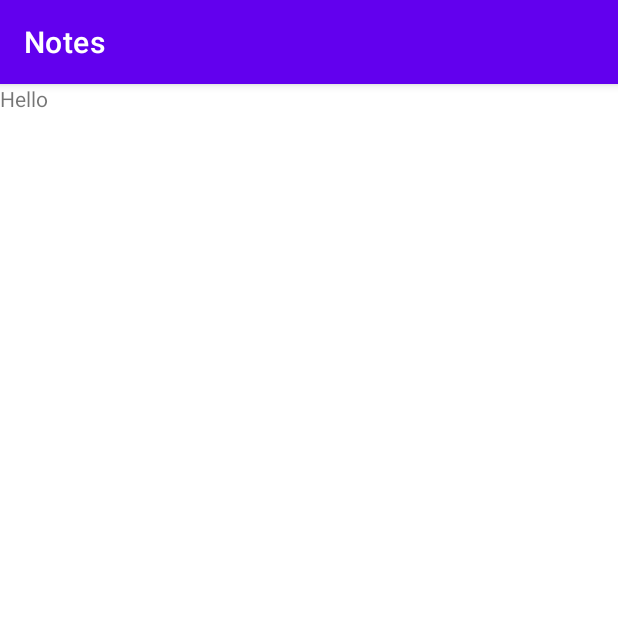
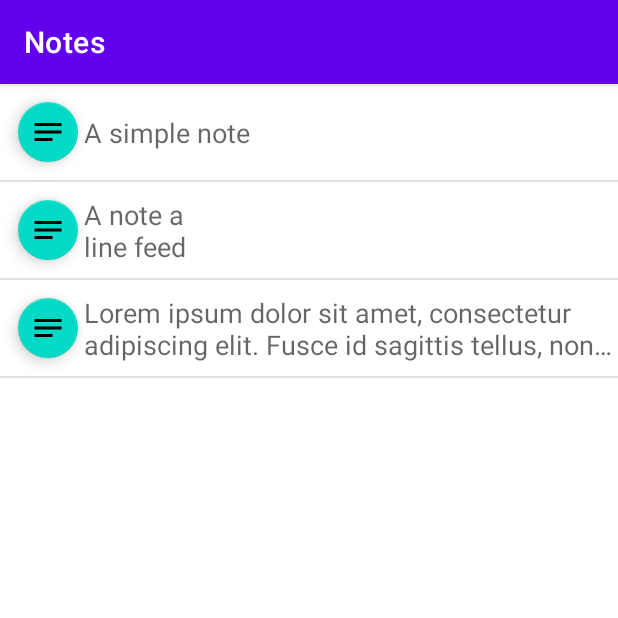
Before and after one commit to MobileApps-Cascadia/recyclerview-with-fragments, an Android app: the screen it shows after launch (MainActivity), on a phone screen of 412 x 824 dp, the top half of it. Run offline under Robolectric (Android 15) with nearby library versions, the phone set to English and light mode, and no system bars.

Commit message:
Implimented video instructions

```diff
--- /dev/null
+++ b/app/src/main/java/com/example/plainolnotes4/Constants.kt
@@ -0,0 +1,3 @@
+package com.example.plainolnotes4
+
+const val NEW_NOTE_ID = 0
--- a/app/src/main/java/com/example/plainolnotes4/MainFragment.kt
+++ b/app/src/main/java/com/example/plainolnotes4/MainFragment.kt
@@ -1,22 +1,44 @@
 package com.example.plainolnotes4
 
 import android.os.Bundle
+import android.util.Log
 import android.view.LayoutInflater
 import android.view.View
 import android.view.ViewGroup
 import androidx.fragment.app.Fragment
+import androidx.lifecycle.Observer
 import androidx.lifecycle.ViewModelProvider
+import androidx.recyclerview.widget.DividerItemDecoration
+import androidx.recyclerview.widget.LinearLayoutManager
+import com.example.plainolnotes4.databinding.MainFragmentBinding
 
 class MainFragment : Fragment() {
 
     private lateinit var viewModel: MainViewModel
-
+    private lateinit var  binding: MainFragmentBinding
+    private lateinit var adapter: NotesListAdapter
     override fun onCreateView(
         inflater: LayoutInflater, container: ViewGroup?,
         savedInstanceState: Bundle?
     ): View? {
+        binding = MainFragmentBinding.inflate(inflater, container, false)
         viewModel = ViewModelProvider(this).get(MainViewModel::class.java)
-        return inflater.inflate(R.layout.main_fragment, container, false)
+
+        with(binding.recyclerView){
+            setHasFixedSize(true)
+            val divider = DividerItemDecoration(
+                context, LinearLayoutManager(context).orientation
+            )
+            addItemDecoration(divider)
+        }
+
+        viewModel.notesList.observe(viewLifecycleOwner,Observer{
+            Log.i("notelogging", it.toString())
+            adapter = NotesListAdapter(it)
+            binding.recyclerView.adapter = adapter
+            binding.recyclerView.layoutManager = LinearLayoutManager(activity)
+        })
+        return binding.root
     }
 
 }
--- a/app/src/main/java/com/example/plainolnotes4/MainViewModel.kt
+++ b/app/src/main/java/com/example/plainolnotes4/MainViewModel.kt
@@ -1,7 +1,15 @@
 package com.example.plainolnotes4
 
+import androidx.lifecycle.MutableLiveData
 import androidx.lifecycle.ViewModel
+import com.example.plainolnotes4.data.NoteEntity
+import com.example.plainolnotes4.data.SampleDataProvider
 
 class MainViewModel : ViewModel() {
-    // TODO: Implement the ViewModel
+
+    val notesList = MutableLiveData<List<NoteEntity>>()
+
+    init {
+        notesList.value = SampleDataProvider.getNotes()
+    }
 }
--- /dev/null
+++ b/app/src/main/java/com/example/plainolnotes4/NotesListAdapter.kt
@@ -0,0 +1,34 @@
+package com.example.plainolnotes4
+
+import android.view.LayoutInflater
+import android.view.View
+import android.view.ViewGroup
+import androidx.appcompat.view.menu.MenuView.ItemView
+import androidx.recyclerview.widget.RecyclerView
+import com.example.plainolnotes4.data.NoteEntity
+import com.example.plainolnotes4.databinding.ListItemBinding
+
+class NotesListAdapter(private val notesList: List<NoteEntity>) :
+    RecyclerView.Adapter<NotesListAdapter.ViewHolder>() {
+
+    inner class ViewHolder(itemView: View) :
+        RecyclerView.ViewHolder(itemView) {
+        val binding = ListItemBinding.bind(itemView)
+
+    }
+
+    override fun onCreateViewHolder(parent: ViewGroup, viewType: Int): ViewHolder {
+        val inflater = LayoutInflater.from(parent.context)
+        val view = inflater.inflate(R.layout.list_item, parent, false)
+        return ViewHolder(view)
+    }
+
+    override fun onBindViewHolder(holder: ViewHolder, position: Int) {
+        val note = notesList[position]
+        with(holder.binding) {
+            noteText.text = note.text
+        }
+    }
+
+    override fun getItemCount() = notesList.size
+}
--- /dev/null
+++ b/app/src/main/java/com/example/plainolnotes4/data/NoteEntity.kt
@@ -0,0 +1,13 @@
+package com.example.plainolnotes4.data
+
+import com.example.plainolnotes4.NEW_NOTE_ID
+import java.util.*
+
+data class NoteEntity(
+    var id: Int,
+    var date: Date,
+    var text: String
+) {
+    constructor() : this(NEW_NOTE_ID, Date(), "")
+    constructor(date: Date, text: String) : this(NEW_NOTE_ID, date, text)
+}
--- /dev/null
+++ b/app/src/main/java/com/example/plainolnotes4/data/SampleDataProvider.kt
@@ -0,0 +1,27 @@
+package com.example.plainolnotes4.data
+
+import android.provider.ContactsContract.CommonDataKinds.Note
+import java.util.Date
+
+class SampleDataProvider {
+    companion object {
+        private val sampleText1 = "A simple note"
+        private val sampleText2 = "A note a\nline feed"
+        private val sampleText3 = """
+            Lorem ipsum dolor sit amet, consectetur adipiscing elit. Fusce id sagittis tellus, non ullamcorper eros. In eu leo non est pulvinar posuere dapibus vitae dui. Maecenas pulvinar sagittis neque, vel gravida ipsum. Quisque ullamcorper nec libero ac tristique. Aenean blandit purus augue, non condimentum magna iaculis vel. Curabitur aliquam arcu iaculis eros lobortis, ac consectetur elit interdum. Phasellus vestibulum felis id orci ultricies auctor non sit amet risus. Donec egestas urna et purus viverra iaculis.
+
+            Proin ullamcorper ac nunc sed commodo. Ut a risus venenatis nulla efficitur tristique non hendrerit est. Nunc id libero dui. Morbi in turpis id libero tristique pulvinar bibendum a lectus. Fusce sed mi nec eros lacinia interdum id eu leo. Suspendisse aliquam fringilla quam vitae tristique. Pellentesque odio nisi, consequat vitae luctus vel, pellentesque vel ipsum. Sed sit amet luctus mi, ac laoreet nisl. Quisque in dapibus ex, eget consequat erat. Vivamus at libero justo. Lorem ipsum dolor sit amet, consectetur adipiscing elit.
+        """.trimIndent()
+
+        private fun getDate(diff: Long): Date {
+            return Date(Date().time + diff)
+        }
+
+        fun getNotes() = arrayListOf(
+            NoteEntity(1, getDate(0), sampleText1),
+            NoteEntity(2, getDate(1), sampleText2),
+            NoteEntity(3, getDate(2), sampleText3)
+        )
+
+    }
+}
--- /dev/null
+++ b/app/src/main/res/layout/list_item.xml
@@ -0,0 +1,33 @@
+<?xml version="1.0" encoding="utf-8"?>
+<androidx.constraintlayout.widget.ConstraintLayout xmlns:android="http://schemas.android.com/apk/res/android"
+    xmlns:app="http://schemas.android.com/apk/res-auto"
+    xmlns:tools="http://schemas.android.com/tools"
+    android:layout_width="match_parent"
+    android:layout_height="wrap_content">
+
+    <com.google.android.material.floatingactionbutton.FloatingActionButton
+        android:id="@+id/floatingActionButton"
+        android:layout_width="72dp"
+        android:layout_height="wrap_content"
+        android:layout_margin="8dp"
+        android:clickable="true"
+        android:focusable="true"
+        app:fabSize="mini"
+        app:layout_constraintBottom_toBottomOf="parent"
+        app:layout_constraintStart_toStartOf="parent"
+        app:layout_constraintTop_toTopOf="parent"
+        app:srcCompat="@drawable/ic_note" />
+
+    <TextView
+        android:id="@+id/noteText"
+        android:layout_width="0dp"
+        android:layout_height="wrap_content"
+        android:ellipsize="end"
+        android:maxLines="2"
+        android:textAppearance="@style/TextAppearance.AppCompat.Medium"
+        app:layout_constraintBottom_toBottomOf="parent"
+        app:layout_constraintEnd_toEndOf="parent"
+        app:layout_constraintStart_toEndOf="@+id/floatingActionButton"
+        app:layout_constraintTop_toTopOf="parent"
+        tools:text="Some text to display during design" />
+</androidx.constraintlayout.widget.ConstraintLayout>
--- a/app/src/main/res/layout/main_fragment.xml
+++ b/app/src/main/res/layout/main_fragment.xml
@@ -1,13 +1,23 @@
 <?xml version="1.0" encoding="utf-8"?>
-<FrameLayout xmlns:android="http://schemas.android.com/apk/res/android"
+<androidx.constraintlayout.widget.ConstraintLayout xmlns:android="http://schemas.android.com/apk/res/android"
     xmlns:tools="http://schemas.android.com/tools"
     android:layout_width="match_parent"
     android:layout_height="match_parent"
+    xmlns:app="http://schemas.android.com/apk/res-auto"
     tools:context=".MainFragment">
 
-    <TextView
-        android:layout_width="match_parent"
-        android:layout_height="match_parent"
-        android:text="Hello" />
 
-</FrameLayout>
+    <androidx.recyclerview.widget.RecyclerView
+        android:id="@+id/recyclerView"
+        android:layout_width="0dp"
+        android:layout_height="0dp"
+        android:clickable="true"
+        android:focusable="true"
+        android:focusableInTouchMode="true"
+        app:layout_constraintTop_toTopOf="parent"
+        app:layout_constraintBottom_toBottomOf="parent"
+        app:layout_constraintStart_toStartOf="parent"
+        app:layout_constraintEnd_toEndOf="parent"
+        />
+
+</androidx.constraintlayout.widget.ConstraintLayout>
```
